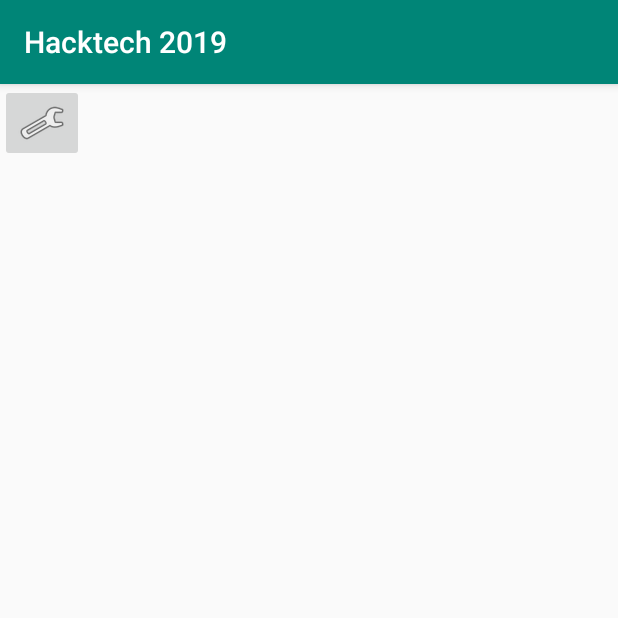
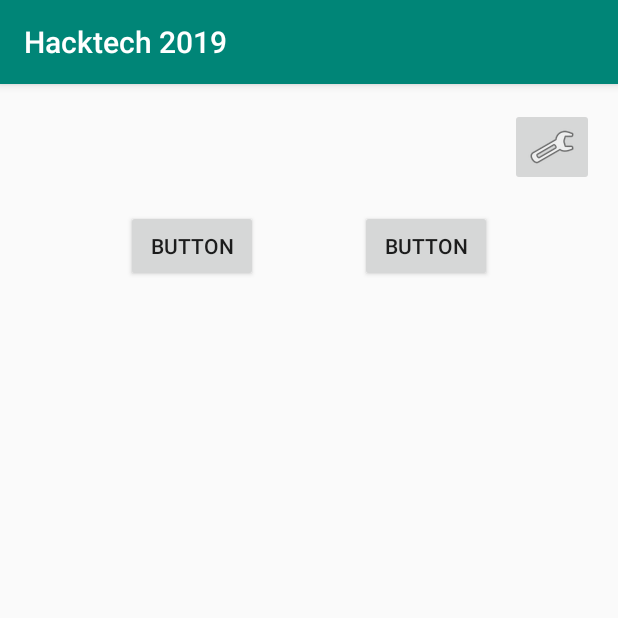
Before and after one commit to AndrewHess/Hacktech2019, an Android app: the MainActivity screen opened directly, with no data from a screen before it, on a phone screen of 412 x 824 dp, the top half of it. Run offline under Robolectric (Android 15) with nearby library versions, the phone set to English and light mode, and no system bars.

Commit message:
Setup drinking buttons

```diff
--- a/app/src/main/AndroidManifest.xml
+++ b/app/src/main/AndroidManifest.xml
@@ -9,8 +9,10 @@
         android:roundIcon="@mipmap/ic_launcher_round"
         android:supportsRtl="true"
         android:theme="@style/AppTheme">
-        <activity android:name=".Setup"
-                  android:parentActivityName=".MainActivity"></activity>
+        <activity android:name=".DrinkingActivity"></activity>
+        <activity
+            android:name=".Setup"
+            android:parentActivityName=".MainActivity" />
         <activity android:name=".MainActivity">
             <intent-filter>
                 <action android:name="android.intent.action.MAIN" />
--- a/app/src/main/java/com/example/hacktech2019/MainActivity.java
+++ b/app/src/main/java/com/example/hacktech2019/MainActivity.java
@@ -24,7 +24,6 @@ public class MainActivity extends AppCompatActivity {
             //Toast.makeText(MainActivity.this, "First Run", Toast.LENGTH_LONG).show();
         }
         setContentView(R.layout.activity_main);
-
     }
 
     public void onSettingsClick(View view) {
--- a/app/src/main/res/layout/activity_main.xml
+++ b/app/src/main/res/layout/activity_main.xml
@@ -10,8 +10,38 @@
         android:id="@+id/imageButton"
         android:layout_width="wrap_content"
         android:layout_height="wrap_content"
+        android:layout_marginTop="16dp"
+        android:layout_marginEnd="16dp"
+        android:layout_marginRight="16dp"
         android:onClick="onSettingsClick"
-        app:srcCompat="@android:drawable/ic_menu_preferences"
-        tools:layout_editor_absoluteX="338dp"
-        tools:layout_editor_absoluteY="16dp" />
+        app:layout_constraintEnd_toEndOf="parent"
+        app:layout_constraintTop_toTopOf="parent"
+        app:srcCompat="@android:drawable/ic_menu_preferences" />
+
+    <Button
+        android:id="@+id/button3"
+        android:layout_width="wrap_content"
+        android:layout_height="wrap_content"
+        android:layout_marginStart="16dp"
+        android:layout_marginLeft="16dp"
+        android:layout_marginTop="16dp"
+        android:text="Button"
+        app:layout_constraintEnd_toStartOf="@+id/button4"
+        app:layout_constraintHorizontal_bias="0.5"
+        app:layout_constraintStart_toStartOf="parent"
+        app:layout_constraintTop_toBottomOf="@+id/imageButton" />
+
+    <Button
+        android:id="@+id/button4"
+        android:layout_width="wrap_content"
+        android:layout_height="wrap_content"
+        android:layout_marginTop="16dp"
+        android:layout_marginEnd="16dp"
+        android:layout_marginRight="16dp"
+        android:text="Button"
+        app:layout_constraintEnd_toEndOf="parent"
+        app:layout_constraintHorizontal_bias="0.5"
+        app:layout_constraintStart_toEndOf="@+id/button3"
+        app:layout_constraintTop_toBottomOf="@+id/imageButton" />
+
 </android.support.constraint.ConstraintLayout>
```
Also changed, not shown: 4 other files.
